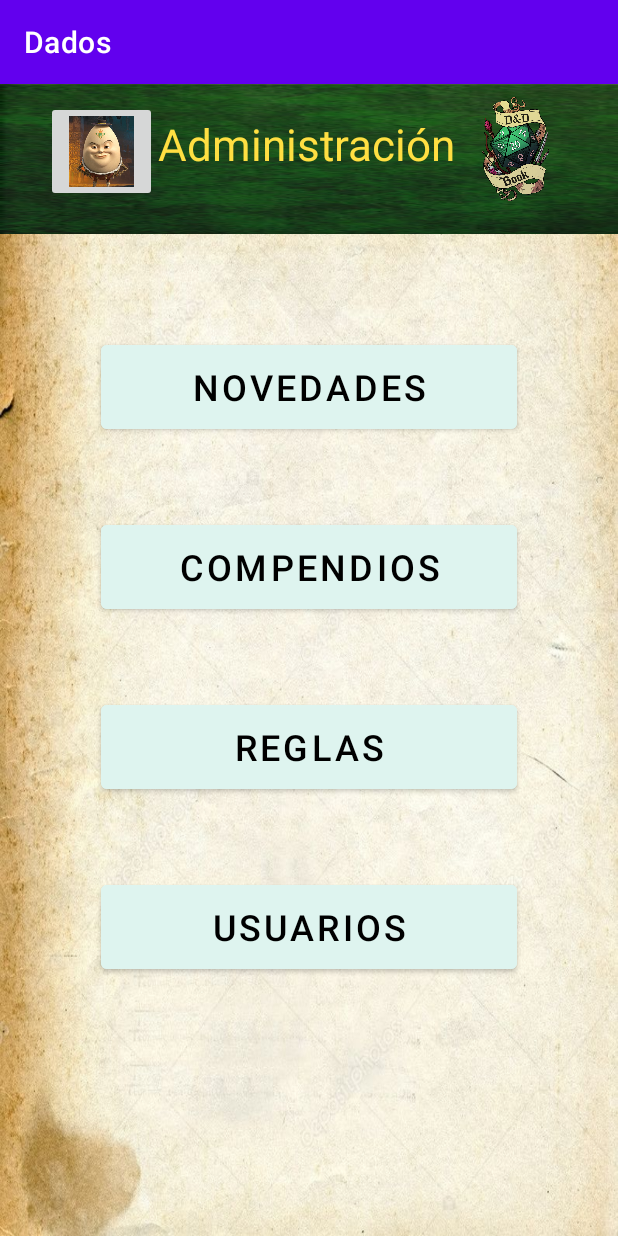
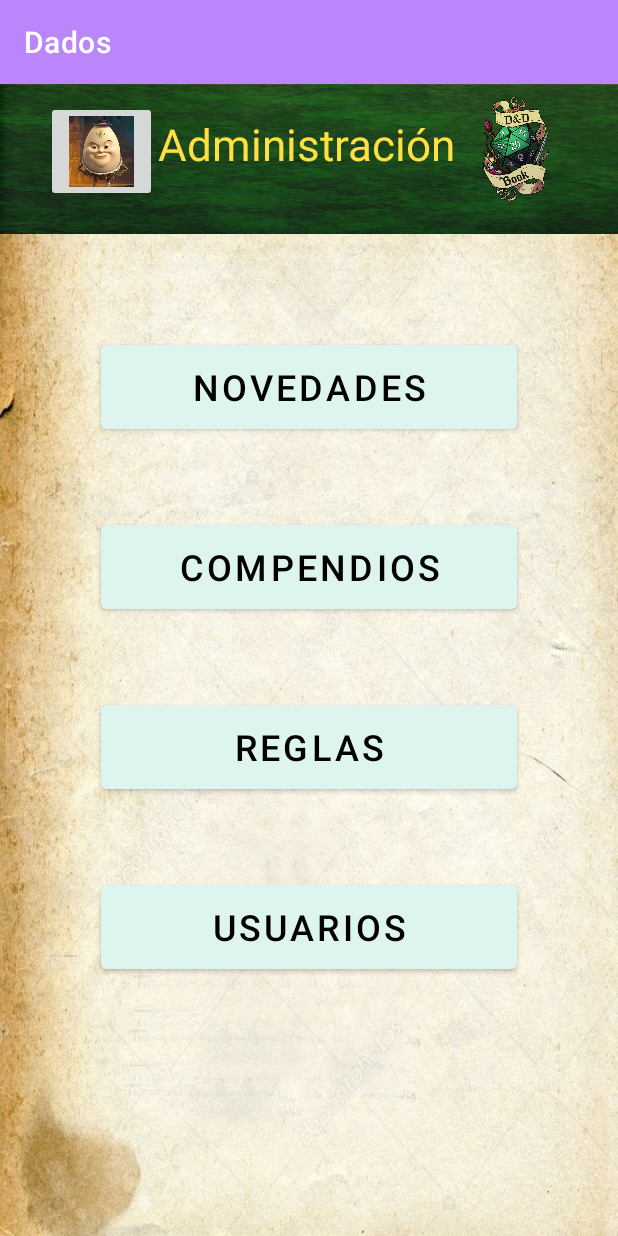
Before and after one commit to Guiu-PJ/D_D_Book, an Android app: the screen it shows after launch (MainActivity), on a phone screen of 412 x 824 dp. Run offline under Robolectric (Android 15) with nearby library versions, the phone set to English and light mode, and no system bars.

Commit message:
pantalles(admin_menu, dados, splash_screen)

```diff
--- a/app/src/main/res/values/themes.xml
+++ b/app/src/main/res/values/themes.xml
@@ -2,12 +2,12 @@
     <!-- Base application theme. -->
     <style name="Theme.Dados" parent="Theme.MaterialComponents.DayNight.DarkActionBar">
         <!-- Primary brand color. -->
-        <item name="colorPrimary">@color/purple_500</item>
+        <item name="colorPrimary">@color/purple_200</item>
         <item name="colorPrimaryVariant">@color/purple_700</item>
-        <item name="colorOnPrimary">@color/white</item>
+        <item name="colorOnPrimary">@color/black</item>
         <!-- Secondary brand color. -->
         <item name="colorSecondary">@color/teal_200</item>
-        <item name="colorSecondaryVariant">@color/teal_700</item>
+        <item name="colorSecondaryVariant">@color/teal_200</item>
         <item name="colorOnSecondary">@color/black</item>
         <!-- Status bar color. -->
         <item name="android:statusBarColor" tools:targetApi="l">?attr/colorPrimaryVariant</item>
```
